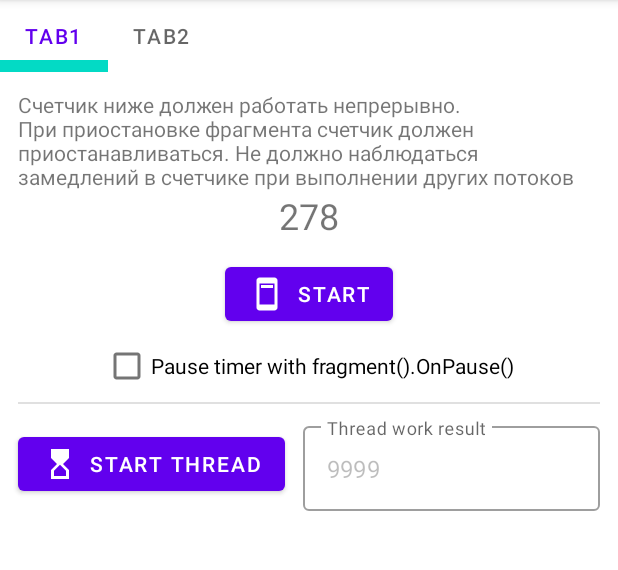
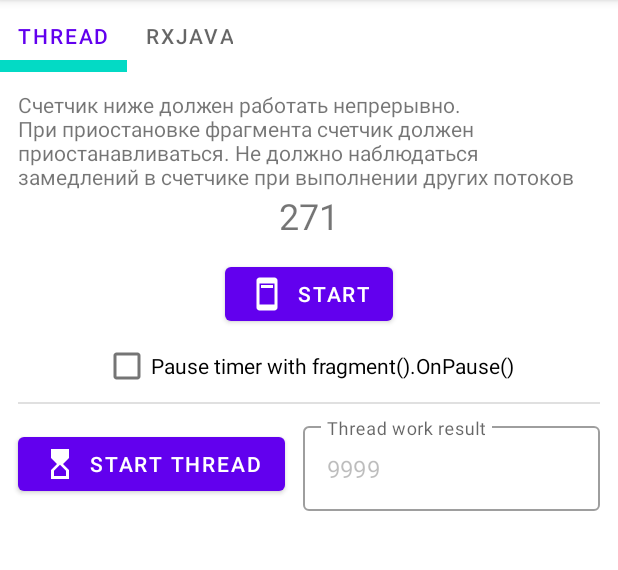
Before and after one commit to OlegQt/LargeKotlin, an Android app: the screen it shows after launch (RootActivity), after a tap on "START THREAD", on a phone screen of 412 x 824 dp, the part 84-654 px from its top. Run offline under Robolectric (Android 15) with nearby library versions, the phone set to English and light mode, and no system bars; our stand-ins replace RxJava; 2 statements that could not run were skipped; 1 other tap on this screen came first.

Commit message:
Two rxJava chains created inside Tab2

```diff
--- a/app/build.gradle
+++ b/app/build.gradle
@@ -37,9 +37,14 @@ android {
 }
 
 dependencies {
+    // ViewPager an Fragments
     implementation("androidx.viewpager2:viewpager2:1.0.0")
     implementation("androidx.fragment:fragment-ktx:1.6.1")
 
+    // RxJava
+    implementation("io.reactivex.rxjava3:rxjava:3.1.6")
+
+    // Standard
     implementation 'androidx.core:core-ktx:1.8.0'
     implementation 'androidx.appcompat:appcompat:1.6.1'
     implementation 'com.google.android.material:material:1.9.0'
--- a/app/src/main/java/com/largekotlin/MainFragment.kt
+++ b/app/src/main/java/com/largekotlin/MainFragment.kt
@@ -33,8 +33,8 @@ class MainFragment : Fragment() {
         // Создание списка фрагментов
         val fragmentMap = mutableMapOf<String, Fragment>()
 
-        fragmentMap["Tab1"] = Tab1Fragment()
-        fragmentMap["Tab2"] = Tab2Fragment()
+        fragmentMap["Thread"] = Tab1Fragment()
+        fragmentMap["RxJava"] = Tab2Fragment()
 
         // Инициализация адаптера для TabLayout и связь со списком фрагментов
         val adapter = FragmentAdapter(requireActivity(), fragmentList = fragmentMap.values.toList())
@@ -43,7 +43,8 @@ class MainFragment : Fragment() {
             tab.text = fragmentMap.keys.elementAt(pos)
         }.attach()
 
-
+        // Go to second Tab
+        binding.tabLayout.selectTab(binding.tabLayout.getTabAt(1))
 
     }
 
@@ -58,7 +59,7 @@ class MainFragment : Fragment() {
     }
 
 
-    class FragmentAdapter(fragmentActivity: FragmentActivity, private val fragmentList:List<Fragment>):FragmentStateAdapter(fragmentActivity){
+    private inner class FragmentAdapter(fragmentActivity: FragmentActivity, private val fragmentList:List<Fragment>):FragmentStateAdapter(fragmentActivity){
         override fun getItemCount() = fragmentList.size
         override fun createFragment(position: Int) = fragmentList.elementAt(position)
 
--- a/app/src/main/java/com/largekotlin/fragments/Tab2Fragment.kt
+++ b/app/src/main/java/com/largekotlin/fragments/Tab2Fragment.kt
@@ -1,15 +1,13 @@
 package com.largekotlin.fragments
 
+import android.R
 import android.os.Bundle
 import android.view.LayoutInflater
 import android.view.View
 import android.view.ViewGroup
 import androidx.fragment.app.Fragment
 import androidx.lifecycle.ViewModelProvider
-import com.largekotlin.R
-import com.largekotlin.databinding.FragmentTab1Binding
 import com.largekotlin.databinding.FragmentTab2Binding
-import com.largekotlin.viewmodels.Tab1ViewModel
 import com.largekotlin.viewmodels.Tab2ViewModel
 
 
@@ -32,6 +30,14 @@ class Tab2Fragment : Fragment() {
     override fun onViewCreated(view: View, savedInstanceState: Bundle?) {
         super.onViewCreated(view, savedInstanceState)
 
+        vm.txtInput.observe(viewLifecycleOwner){
+            binding.txtInput.text = it
+        }
+
+        vm.txtColor.observe(viewLifecycleOwner){color ->
+            binding.txtInput.setBackgroundColor(color)
+        }
+
     }
 
     override fun onPause() {
--- a/app/src/main/java/com/largekotlin/viewmodels/Tab2ViewModel.kt
+++ b/app/src/main/java/com/largekotlin/viewmodels/Tab2ViewModel.kt
@@ -3,8 +3,51 @@ package com.largekotlin.viewmodels
 import androidx.lifecycle.LiveData
 import androidx.lifecycle.MutableLiveData
 import androidx.lifecycle.ViewModel
+import io.reactivex.rxjava3.core.Flowable
+import io.reactivex.rxjava3.core.Observable
+import java.util.concurrent.TimeUnit
+import kotlin.math.cos
+import kotlin.random.Random
 
 class Tab2ViewModel : ViewModel() {
-    private var _timer = MutableLiveData<Long>()
-    val timer get() = _timer as LiveData<Long>
+    private val _txtInput = MutableLiveData<String>()
+    val txtInput = _txtInput as LiveData<String>
+
+    val txtColor = MutableLiveData<Int>()
+
+    init {
+        val subscribe = Flowable.just("Flowable string", "Second str from Flowable")
+            .subscribe() { addStringRow(it) }
+
+
+        // Rx-цепочка
+        var observable = Observable
+            .just(0, PI / 2, PI, 6.25)
+            .filter { it.toDouble() < 6.0 }
+            .map { it -> cos(it.toDouble()) }
+            .subscribe(
+                { addStringRow("cos() = $it") },
+                { error -> addStringRow("$error") },
+                { addStringRow("\nTask completed") })
+
+        // Rx chain with timer
+        observable = Observable.interval(1000L, TimeUnit.MILLISECONDS)
+            .subscribe() {
+                txtColor.postValue(
+                    255 and 0xff shl 24
+                            or (Random.nextInt(255) and 0xff shl 16)
+                            or (Random.nextInt(255) and 0xff shl 8)
+                            or (Random.nextInt(255) and 0xff)
+                )
+            }
+    }
+
+
+    private fun addStringRow(stringRow: String) {
+        _txtInput.value = _txtInput.value.plus("\n$stringRow")
+    }
+
+    companion object {
+        const val PI = 3.14159265359
+    }
 }
```
Also changed, not shown: app/src/main/res/layout/fragment_tab2.xml (+11 -27 lines).
